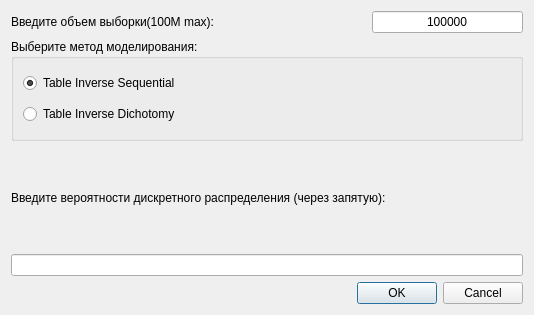
Qt form ui/dialog_model.ui (braubergiag/ModelDistribution) before a commit.
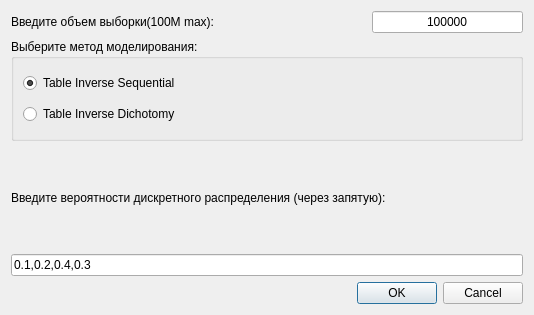
The same form after that commit.

Commit message: Change dialog forms

Diff of the .ui file:
```diff
--- a/ui/dialog_model.ui
+++ b/ui/dialog_model.ui
@@ -87,7 +87,7 @@
       <string/>
      </property>
      <property name="text">
-      <string/>
+      <string>0.1,0.2,0.4,0.3</string>
      </property>
     </widget>
    </item>
```
The commit also changes 2 other files.
